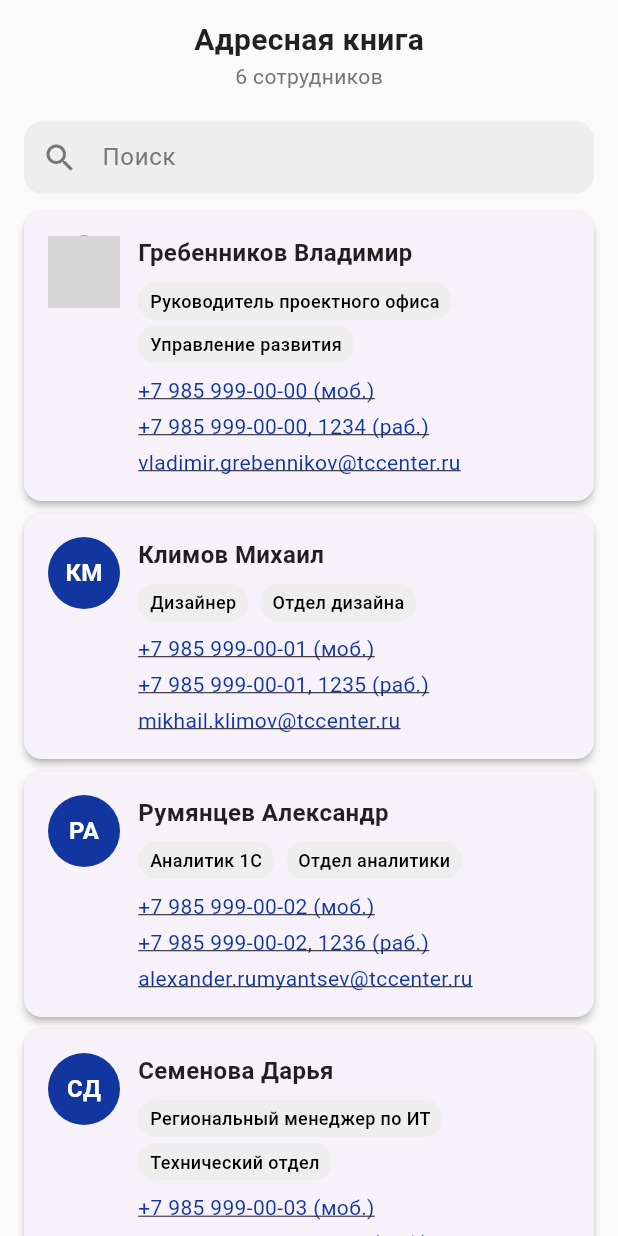
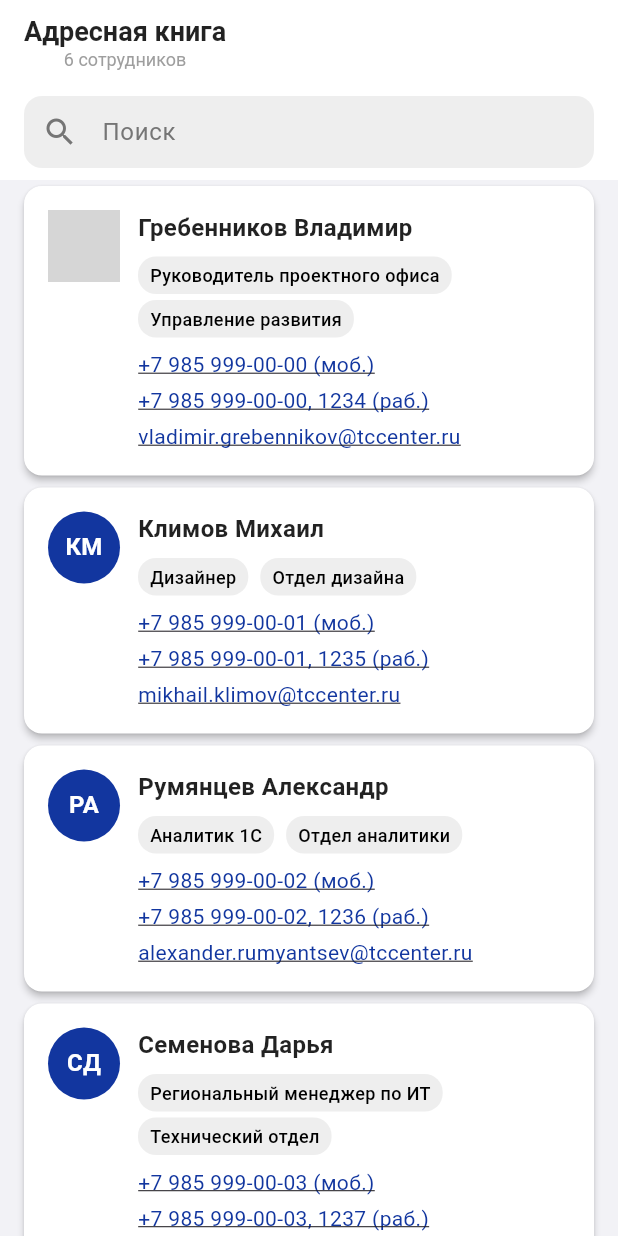
Before and after one commit to yanmoroz/hr_tcc_sandbox, a Flutter app: the AddressBookPage screen opened by its route, on a phone screen of 412 x 824 dp. Run offline on Flutter 3.47's test engine with Material 3 defaults, Android fonts, the phone set to English and light mode, and no system bars; our stand-ins replace equatable, file_picker, flutter_bloc, flutter_svg, get_it, go_router and 3 more; accounts and stored records are empty; network calls fail; Roboto replaces fonts that are missing (SF Pro Display, SF Pro Text); grey boxes are pictures that could not be loaded.

Commit message:
feat: improve address book UI and enhance shared components
- Replace custom header with AppTopBar in address book page
- Set page background color to F2F2F6 for better visual consistency
- Add white background color to contact cards for better contrast
- Rename search_bar.dart to app_search_bar.dart for better naming convention
- Add backgroundColor parameter to AppSearchBar for customization
- Add navigation safety check in AppTopBar to prevent pop errors
- Update import references across affected files
- Wrap search bar in white container for better visual separation

```diff
--- a/lib/features/address_book/presentation/pages/address_book_page.dart
+++ b/lib/features/address_book/presentation/pages/address_book_page.dart
@@ -6,7 +6,8 @@ import '../blocs/address_book_bloc.dart';
 import '../blocs/address_book_event.dart';
 import '../blocs/address_book_state.dart';
 import '../widgets/contact_card.dart';
-import '../../../../shared/widgets/search_bar.dart';
+import '../../../../shared/widgets/app_search_bar.dart';
+import '../../../../shared/widgets/app_top_bar.dart';
 
 class AddressBookPage extends StatefulWidget {
   const AddressBookPage({super.key});
@@ -34,11 +35,27 @@ class _AddressBookPageState extends State<AddressBookPage> {
   @override
   Widget build(BuildContext context) {
     return Scaffold(
-      backgroundColor: Colors.grey[50],
+      backgroundColor: const Color(0xFFF2F2F6),
+      appBar: PreferredSize(
+        preferredSize: const Size.fromHeight(kToolbarHeight),
+        child: BlocBuilder<AddressBookBloc, AddressBookState>(
+          bloc: _bloc,
+          builder: (context, state) {
+            String subtitle = '';
+            if (state is AddressBookLoaded) {
+              subtitle = '${state.totalCount} сотрудников';
+            }
+            return AppTopBar(
+              title: 'Адресная книга',
+              subtitle: subtitle,
+              showBackButton: true,
+            );
+          },
+        ),
+      ),
       body: SafeArea(
         child: Column(
           children: [
-            _buildHeader(),
             _buildSearchBar(),
             Expanded(
               child: BlocBuilder<AddressBookBloc, AddressBookState>(
@@ -70,44 +87,10 @@ class _AddressBookPageState extends State<AddressBookPage> {
     );
   }
 
-  Widget _buildHeader() {
+  Widget _buildSearchBar() {
     return Container(
-      padding: const EdgeInsets.symmetric(horizontal: 16, vertical: 12),
-      child: Row(
-        children: [
-          Expanded(
-            child: Column(
-              children: [
-                const Text(
-                  'Адресная книга',
-                  style: TextStyle(
-                    fontSize: 20,
-                    fontWeight: FontWeight.w700,
-                    color: Colors.black87,
-                  ),
-                ),
-                BlocBuilder<AddressBookBloc, AddressBookState>(
-                  bloc: _bloc,
-                  builder: (context, state) {
-                    if (state is AddressBookLoaded) {
-                      return Text(
-                        '${state.totalCount} сотрудников',
-                        style: TextStyle(fontSize: 14, color: Colors.grey[600]),
-                      );
-                    }
-                    return const SizedBox.shrink();
-                  },
-                ),
-              ],
-            ),
-          ),
-        ],
-      ),
-    );
-  }
-
-  Widget _buildSearchBar() {
-    return BlocBuilder<AddressBookBloc, AddressBookState>(
+      color: Colors.white,
+      child: BlocBuilder<AddressBookBloc, AddressBookState>(
         bloc: _bloc,
         builder: (context, state) {
           String searchQuery = '';
@@ -125,6 +108,7 @@ class _AddressBookPageState extends State<AddressBookPage> {
             },
           );
         },
+      ),
     );
   }
 
--- a/lib/features/address_book/presentation/widgets/contact_card.dart
+++ b/lib/features/address_book/presentation/widgets/contact_card.dart
@@ -14,6 +14,7 @@ class ContactCard extends StatelessWidget {
     return Card(
       margin: const EdgeInsets.symmetric(horizontal: 16, vertical: 4),
       elevation: 2,
+      color: Colors.white,
       shape: RoundedRectangleBorder(borderRadius: BorderRadius.circular(12)),
       child: Padding(
         padding: const EdgeInsets.all(16),
--- a/lib/features/resale/presentation/pages/resale_list_page.dart
+++ b/lib/features/resale/presentation/pages/resale_list_page.dart
@@ -8,7 +8,7 @@ import '../blocs/resale_bloc.dart';
 import '../blocs/resale_event.dart';
 import '../blocs/resale_state.dart';
 import '../../../../shared/widgets/filter_bar.dart';
-import '../../../../shared/widgets/search_bar.dart';
+import '../../../../shared/widgets/app_search_bar.dart';
 import '../../../../shared/widgets/app_top_bar.dart';
 import '../../../../../app/router/app_router.dart';
 
--- a/lib/shared/widgets/search_bar.dart
+++ b/lib/shared/widgets/app_search_bar.dart
@@ -7,6 +7,7 @@ class AppSearchBar extends StatefulWidget {
   final VoidCallback onClear;
   final Duration debounceDelay;
   final String hintText;
+  final Color? backgroundColor;
 
   const AppSearchBar({
     super.key,
@@ -15,6 +16,7 @@ class AppSearchBar extends StatefulWidget {
     required this.onClear,
     this.debounceDelay = const Duration(milliseconds: 500),
     this.hintText = 'Поиск',
+    this.backgroundColor,
   });
 
   @override
@@ -54,7 +56,7 @@ class _AppSearchBarState extends State<AppSearchBar> {
     return Container(
       margin: const EdgeInsets.symmetric(horizontal: 16, vertical: 8),
       decoration: BoxDecoration(
-        color: Colors.grey[200],
+        color: widget.backgroundColor ?? Colors.grey[200],
         borderRadius: BorderRadius.circular(12),
       ),
       child: TextField(
--- a/lib/shared/widgets/app_top_bar.dart
+++ b/lib/shared/widgets/app_top_bar.dart
@@ -25,8 +25,10 @@ class AppTopBar extends StatelessWidget implements PreferredSizeWidget {
 
   @override
   Widget build(BuildContext context) {
+    final canPop = Navigator.canPop(context);
+
     return AppBar(
-      leading: showBackButton
+      leading: showBackButton && canPop
           ? IconButton(
               icon: const Icon(Icons.arrow_back),
               onPressed: onBackPressed ?? () => context.pop(),
```
Lines whose indentation alone changed are shown as unchanged.
